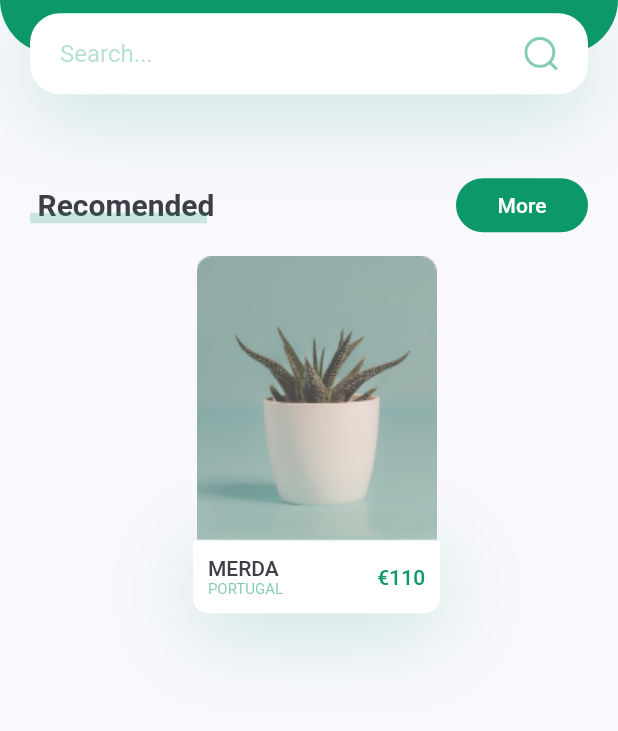
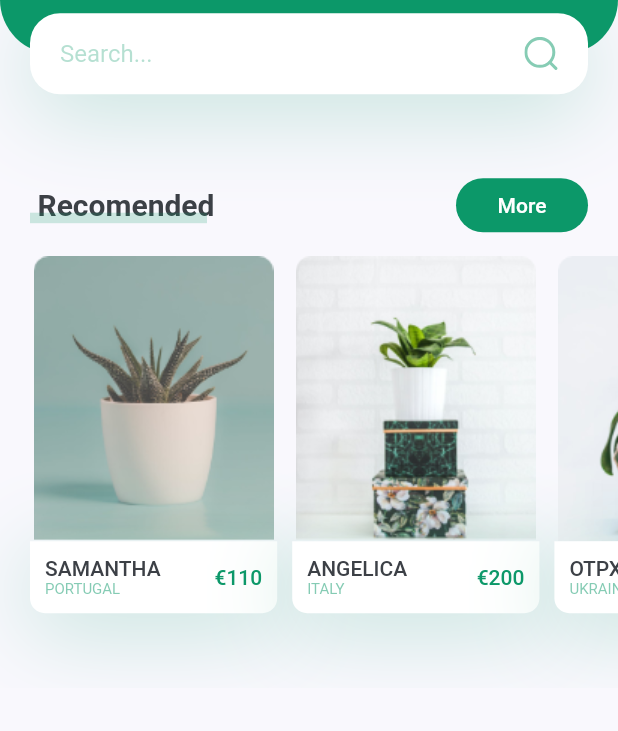
Before and after one commit to miguelnunorosa/Flutter-UI-Examples, a Flutter app: the screen it shows after launch, on a phone screen of 412 x 824 dp, the part 237-968 px from its top. Run offline on Flutter 3.47's test engine with Material 2 defaults, Android fonts, the phone set to English and light mode, and no system bars; our stand-ins replace flutter_svg.

Commit message:
Plant App: Add recomended plants scroll

```diff
--- a/plant_app/lib/pages/home/components/body.dart
+++ b/plant_app/lib/pages/home/components/body.dart
@@ -1,10 +1,7 @@
 import 'package:flutter/material.dart';
-import 'package:flutter_svg/flutter_svg.dart';
 import 'package:plant_app/pages/home/components/header_with_searchbox.dart';
-import 'package:plant_app/pages/home/components/recomended_plant_card.dart';
-import 'package:plant_app/pages/home/components/title_with_custom_underline.dart';
+import 'package:plant_app/pages/home/components/recomended_plants.dart';
 import 'package:plant_app/pages/home/components/title_with_more_button.dart';
-import 'package:plant_app/settings/constants.dart';
 
 
 class Body extends StatelessWidget {
@@ -19,13 +16,7 @@ class Body extends StatelessWidget {
         children: [
           headerWithSearch(size: size),
           TitleWithMoreButton(title: "Recomended", press: (){}),
-          RecomendedPlantCard(
-            title: "MERDA",
-            country: "Portugal",
-            image: IMG_IMAGE1,
-            price: 110,
-            press: (){print("MERDA");},
-          ),
+          RecomendedPlants(),
         ],
       ),
     );
--- a/plant_app/lib/pages/home/components/header_with_searchbox.dart
+++ b/plant_app/lib/pages/home/components/header_with_searchbox.dart
@@ -57,7 +57,7 @@ class headerWithSearch extends StatelessWidget {
                 borderRadius: BorderRadius.circular(20),
                 boxShadow: [
                   BoxShadow(
-                    offset: Offset(0, 10),
+                    offset: const Offset(0, 10),
                     blurRadius: 50,
                     color: KPRIMARYCOLOR.withOpacity(0.23),
                   ),
--- /dev/null
+++ b/plant_app/lib/pages/home/components/recomended_plants.dart
@@ -0,0 +1,45 @@
+import 'package:flutter/material.dart';
+import 'package:plant_app/settings/constants.dart';
+import 'recomended_plant_card.dart';
+
+class RecomendedPlants extends StatelessWidget {
+  const RecomendedPlants({
+    Key? key,
+  }) : super(key: key);
+
+  @override
+  Widget build(BuildContext context) {
+    return SingleChildScrollView(
+      scrollDirection: Axis.horizontal,
+      padding: const EdgeInsets.only(
+        left: KDEFAULTPADDING / 2,
+        right: KDEFAULTPADDING,
+      ),
+      child: Row(
+        children: [
+          RecomendedPlantCard(
+            title: "Samantha",
+            country: "Portugal",
+            image: IMG_IMAGE1,
+            price: 110,
+            press: (){},
+          ),
+          RecomendedPlantCard(
+            title: "Angelica",
+            country: "Italy",
+            image: IMG_IMAGE2,
+            price: 200,
+            press: (){},
+          ),
+          RecomendedPlantCard(
+            title: "OTPX",
+            country: "Ukrain",
+            image: IMG_IMAGE3,
+            price: 310,
+            press: (){},
+          ),
+        ],
+      ),
+    );
+  }
+}
--- a/plant_app/lib/pages/home/components/title_with_custom_underline.dart
+++ b/plant_app/lib/pages/home/components/title_with_custom_underline.dart
@@ -16,11 +16,9 @@ class TitleWithCustomUnderline extends StatelessWidget {
       child: Stack(
         children: [
           Padding(
-            padding: EdgeInsets.only(
-                left: KDEFAULTPADDING / 4
-            ),
+            padding: const EdgeInsets.only( left: KDEFAULTPADDING / 4 ),
             child: Text(text,
-              style: TextStyle(
+              style: const TextStyle(
                 fontSize: 20,
                 fontWeight: FontWeight.bold,
               ),
@@ -29,7 +27,7 @@ class TitleWithCustomUnderline extends StatelessWidget {
           Positioned(
             bottom: 0, left: 0, right: 0,
             child: Container(
-              margin: EdgeInsets.only( right: KDEFAULTPADDING / 4 ),
+              margin: const EdgeInsets.only( right: KDEFAULTPADDING / 4 ),
               height: 7,
               color: KPRIMARYCOLOR.withOpacity(0.2),
             ),
--- a/plant_app/lib/pages/home/components/title_with_more_button.dart
+++ b/plant_app/lib/pages/home/components/title_with_more_button.dart
@@ -23,7 +23,7 @@ class TitleWithMoreButton extends StatelessWidget {
             shape: RoundedRectangleBorder(borderRadius: BorderRadius.circular(20)),
             color: KPRIMARYCOLOR,
             onPressed: press,
-            child: Text("More",
+            child: const Text("More",
               style: TextStyle(color: Colors.white),
             ),
           ),
```
